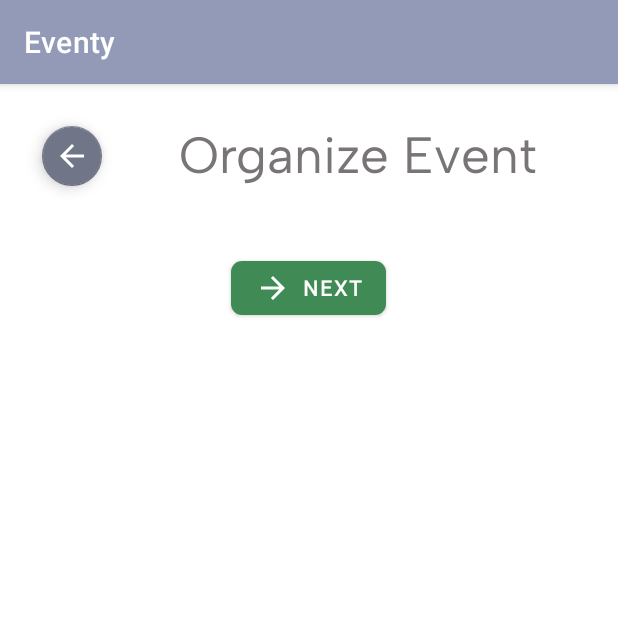
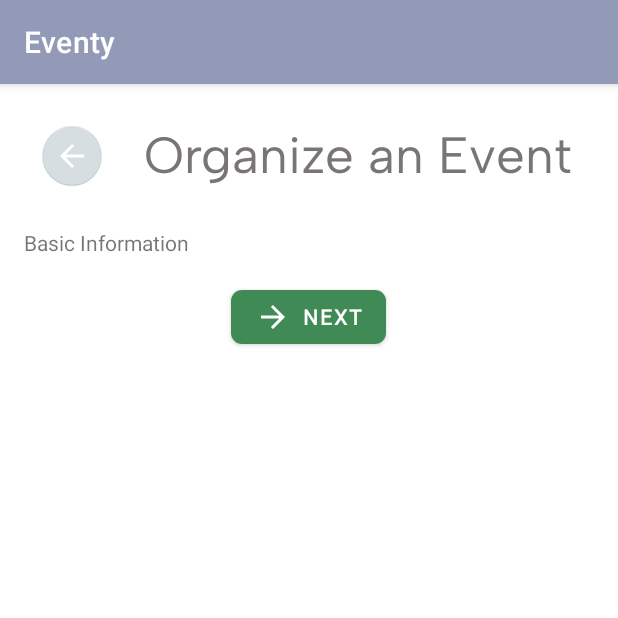
Before and after one commit to kzi-nastava/ma-project-event-planner-siit-2024-team-11, an Android app: the fragment EventOrganizationFragment shown on its own in the app's theme, on a phone screen of 412 x 824 dp, the top half of it. Run offline under Robolectric (Android 15) with nearby library versions, the phone set to English and light mode, and no system bars.

Commit message:
[FEAT] Empty fragments for forms and stages of event creation + button functionalities for handling switching event creation stages

```diff
--- /dev/null
+++ b/Eventy/app/src/main/java/com/example/eventy/events/EventOrganizationBasicInformationFragment.java
@@ -0,0 +1,31 @@
+package com.example.eventy.events;
+
+import android.os.Bundle;
+
+import androidx.annotation.NonNull;
+import androidx.fragment.app.Fragment;
+
+import android.view.LayoutInflater;
+import android.view.View;
+import android.view.ViewGroup;
+
+import com.example.eventy.databinding.FragmentEventOrganizationBasicInformationBinding;
+
+public class EventOrganizationBasicInformationFragment extends Fragment {
+    private FragmentEventOrganizationBasicInformationBinding binding;
+
+    public View onCreateView(@NonNull LayoutInflater inflater,
+                             ViewGroup container, Bundle savedInstanceState) {
+
+        binding = FragmentEventOrganizationBasicInformationBinding.inflate(inflater, container, false);
+        View root = binding.getRoot();
+
+        return root;
+    }
+
+    @Override
+    public void onDestroyView() {
+        super.onDestroyView();
+        binding = null;
+    }
+}
--- a/Eventy/app/src/main/java/com/example/eventy/events/EventOrganizationFragment.java
+++ b/Eventy/app/src/main/java/com/example/eventy/events/EventOrganizationFragment.java
@@ -2,65 +2,112 @@ package com.example.eventy.events;
 
 import android.os.Bundle;
 
+import androidx.annotation.NonNull;
 import androidx.fragment.app.Fragment;
+import androidx.navigation.NavController;
+import androidx.navigation.Navigation;
 
 import android.view.LayoutInflater;
 import android.view.View;
 import android.view.ViewGroup;
 
 import com.example.eventy.R;
+import com.example.eventy.databinding.FragmentEventOrganizationBinding;
+import com.example.eventy.register.RegisterOrganiserFragment;
+import com.example.eventy.register.RegisterProviderFragment;
 
-/**
- * A simple {@link Fragment} subclass.
- * Use the {@link EventOrganizationFragment#newInstance} factory method to
- * create an instance of this fragment.
- */
+enum EventOrganizationStage {
+    BASIC_INFORMATION,
+    AGENDA_CREATION,
+    INVITATION_SENDING
+}
+
 public class EventOrganizationFragment extends Fragment {
+    private FragmentEventOrganizationBinding binding;
+    private EventOrganizationStage eventOrganizationStage;
+    private boolean isEventPublic;
 
-    // TODO: Rename parameter arguments, choose names that match
-    // the fragment initialization parameters, e.g. ARG_ITEM_NUMBER
-    private static final String ARG_PARAM1 = "param1";
-    private static final String ARG_PARAM2 = "param2";
+    public View onCreateView(@NonNull LayoutInflater inflater,
+                             ViewGroup container, Bundle savedInstanceState) {
 
-    // TODO: Rename and change types of parameters
-    private String mParam1;
-    private String mParam2;
+        binding = FragmentEventOrganizationBinding.inflate(inflater, container, false);
+        View root = binding.getRoot();
 
-    public EventOrganizationFragment() {
-        // Required empty public constructor
-    }
+        eventOrganizationStage = EventOrganizationStage.BASIC_INFORMATION;
+        isEventPublic = true;
 
-    /**
-     * Use this factory method to create a new instance of
-     * this fragment using the provided parameters.
-     *
-     * @param param1 Parameter 1.
-     * @param param2 Parameter 2.
-     * @return A new instance of fragment EventOrganizationFragment.
-     */
-    // TODO: Rename and change types and number of parameters
-    public static EventOrganizationFragment newInstance(String param1, String param2) {
-        EventOrganizationFragment fragment = new EventOrganizationFragment();
-        Bundle args = new Bundle();
-        args.putString(ARG_PARAM1, param1);
-        args.putString(ARG_PARAM2, param2);
-        fragment.setArguments(args);
-        return fragment;
+        getChildFragmentManager().beginTransaction()
+                .replace(R.id.formContainer, new EventOrganizationBasicInformationFragment())
+                .commit();
+
+        binding.backButton.setOnClickListener(v -> {
+            Fragment fragment;
+            String title;
+
+            if(eventOrganizationStage == EventOrganizationStage.AGENDA_CREATION) {
+                eventOrganizationStage = EventOrganizationStage.BASIC_INFORMATION;
+                fragment = new EventOrganizationBasicInformationFragment();
+                title = "Organize an Event";
+                binding.backButton.setEnabled(false);
+            } else if(eventOrganizationStage == EventOrganizationStage.INVITATION_SENDING) {
+                eventOrganizationStage = EventOrganizationStage.AGENDA_CREATION;
+                fragment = new EventAgendaCreation();
+                title = "Add Agenda to the Event";
+            } else {
+                return;
+            }
+
+            getChildFragmentManager().beginTransaction()
+                    .replace(R.id.formContainer, fragment)
+                    .addToBackStack(null)
+                    .commit();
+
+            if(binding.submitButton.getText().equals("ADD EVENT")) {
+                binding.submitButton.setText("NEXT");
+                binding.submitButton.setIconResource(R.drawable.arrow_forward);
+            }
+            binding.titleText.setText(title);
+        });
+
+        binding.submitButton.setOnClickListener(v -> {
+            Fragment fragment;
+            String title;
+            String submitText = "NEXT";
+
+            if(eventOrganizationStage == EventOrganizationStage.BASIC_INFORMATION) {
+                eventOrganizationStage = EventOrganizationStage.AGENDA_CREATION;
+                fragment = new EventAgendaCreation();
+                title = "Add Agenda to the Event";
+                binding.backButton.setEnabled(true);
+            } else if(eventOrganizationStage == EventOrganizationStage.AGENDA_CREATION) {
+                eventOrganizationStage = EventOrganizationStage.INVITATION_SENDING;
+                fragment = new EventInvitationSending();
+                title = "Send Invitations";
+            } else {
+                // here we will create the event or maybe upstairs somewhere
+                return;
+            }
+
+            getChildFragmentManager().beginTransaction()
+                    .replace(R.id.formContainer, fragment)
+                    .addToBackStack(null)
+                    .commit();
+
+            if(eventOrganizationStage == EventOrganizationStage.INVITATION_SENDING ||
+                    (!isEventPublic && eventOrganizationStage == EventOrganizationStage.AGENDA_CREATION)) {
+                submitText = "ADD EVENT";
+                binding.submitButton.setIconResource(R.drawable.add_icon);
+            }
+            binding.submitButton.setText(submitText);
+            binding.titleText.setText(title);
+        });
+
+        return root;
     }
 
     @Override
-    public void onCreate(Bundle savedInstanceState) {
-        super.onCreate(savedInstanceState);
-        if (getArguments() != null) {
-            mParam1 = getArguments().getString(ARG_PARAM1);
-            mParam2 = getArguments().getString(ARG_PARAM2);
-        }
-    }
-
-    @Override
-    public View onCreateView(LayoutInflater inflater, ViewGroup container,
-                             Bundle savedInstanceState) {
-        // Inflate the layout for this fragment
-        return inflater.inflate(R.layout.fragment_event_organization, container, false);
+    public void onDestroyView() {
+        super.onDestroyView();
+        binding = null;
     }
 }
--- /dev/null
+++ b/Eventy/app/src/main/res/color/button_color_state.xml
@@ -0,0 +1,8 @@
+<?xml version="1.0" encoding="utf-8"?>
+<selector xmlns:android="http://schemas.android.com/apk/res/android">
+    <!-- When the button is disabled -->
+    <item android:alpha="0.5" android:color="@color/disabled_button" android:state_enabled="false" />
+
+    <!-- Default normal state (when not pressed or disabled) -->
+    <item android:color="@color/button_color" />
+</selector>
--- /dev/null
+++ b/Eventy/app/src/main/res/drawable/add_icon.xml
@@ -0,0 +1,5 @@
+<vector xmlns:android="http://schemas.android.com/apk/res/android" android:height="24dp" android:tint="#FFFFFF" android:viewportHeight="24" android:viewportWidth="24" android:width="30dp">
+
+    <path android:fillColor="@android:color/white" android:pathData="M19,13h-6v6h-2v-6H5v-2h6V5h2v6h6v2z"/>
+
+</vector>
--- a/Eventy/app/src/main/res/layout/fragment_event_organization.xml
+++ b/Eventy/app/src/main/res/layout/fragment_event_organization.xml
@@ -29,8 +29,9 @@
                 android:layout_margin="8dp"
                 android:src="@drawable/arrow_back"
                 app:fabSize="mini"
-                app:backgroundTint="@color/button_color"
-                app:tint="@color/white" />
+                app:backgroundTint="@color/button_color_state"
+                app:tint="@color/white"
+                android:enabled="false"/>
 
             <!-- Title centered horizontally -->
             <TextView
@@ -38,7 +39,7 @@
                 android:layout_width="0dp"
                 android:layout_height="wrap_content"
                 android:layout_weight="1"
-                android:text="Organize Event"
+                android:text="Organize an Event"
                 android:gravity="center"
                 android:textColor="@color/title_color"
                 android:textSize="34sp"
@@ -57,7 +58,7 @@
 
         <!-- Centered button at the bottom -->
         <com.google.android.material.button.MaterialButton
-            android:id="@+id/bottomButton"
+            android:id="@+id/submitButton"
             android:layout_width="wrap_content"
             android:layout_height="wrap_content"
             app:icon="@drawable/arrow_forward"
--- /dev/null
+++ b/Eventy/app/src/main/res/layout/fragment_event_organization_basic_information.xml
@@ -0,0 +1,14 @@
+<?xml version="1.0" encoding="utf-8"?>
+<FrameLayout xmlns:android="http://schemas.android.com/apk/res/android"
+    xmlns:tools="http://schemas.android.com/tools"
+    android:layout_width="match_parent"
+    android:layout_height="match_parent"
+    tools:context=".events.EventOrganizationBasicInformationFragment">
+
+    <!-- TODO: Update blank fragment layout -->
+    <TextView
+        android:layout_width="match_parent"
+        android:layout_height="match_parent"
+        android:text="Basic Information" />
+
+</FrameLayout>
--- a/Eventy/app/src/main/res/values/colors.xml
+++ b/Eventy/app/src/main/res/values/colors.xml
@@ -1,5 +1,6 @@
 <?xml version="1.0" encoding="utf-8"?>
-<resources><color name="purple_200">#FFBB86FC</color>
+<resources>
+    <color name="purple_200">#FFBB86FC</color>
     <color name="purple_500">#FF6200EE</color>
     <color name="purple_700">#FF3700B3</color>
     <color name="teal_200">#FF03DAC5</color>
@@ -14,4 +15,5 @@
     <color name="background_color">#F1F1F1</color>
     <color name="input_color">#e0e2ec</color>
     <color name="green_button">#408A56</color>
+    <color name="disabled_button">#B0BEC5</color>
 </resources>
--- a/Eventy/app/src/main/res/values/strings.xml
+++ b/Eventy/app/src/main/res/values/strings.xml
@@ -17,4 +17,6 @@
     <string name="notifications">Notifications</string>
     <string name="add_service_title">Add a new service</string>
     <string name="organize_event">Organize event</string>
+    <!-- TODO: Remove or change this placeholder text -->
+    <string name="hello_blank_fragment">Hello blank fragment</string>
 </resources>
```
Also changed, not shown: Eventy/app/src/main/java/com/example/eventy/events/EventAgendaCreation.java (added, +32 -0 lines), Eventy/app/src/main/java/com/example/eventy/events/EventInvitationSending.java (added, +32 -0 lines), Eventy/app/src/main/res/layout/fragment_event_agenda_creation.xml (added, +14 -0 lines), Eventy/app/src/main/res/layout/fragment_event_invitation_sending.xml (added, +14 -0 lines).
